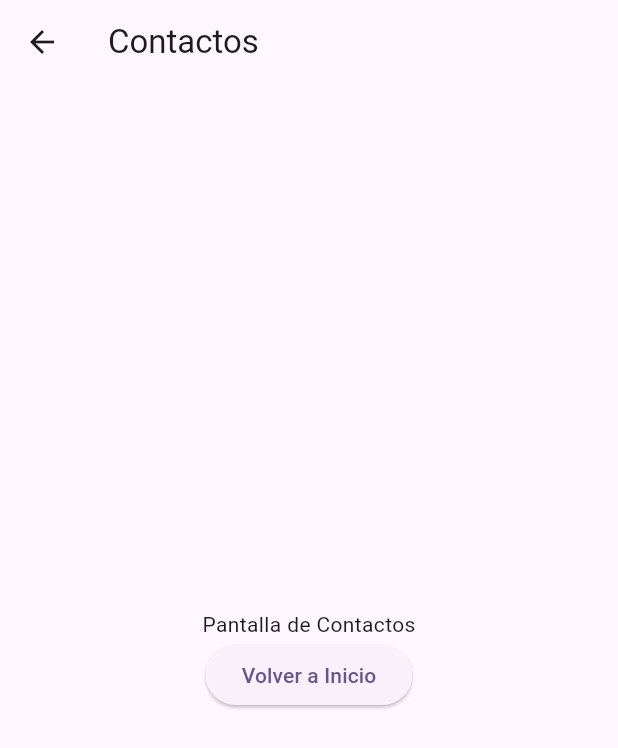
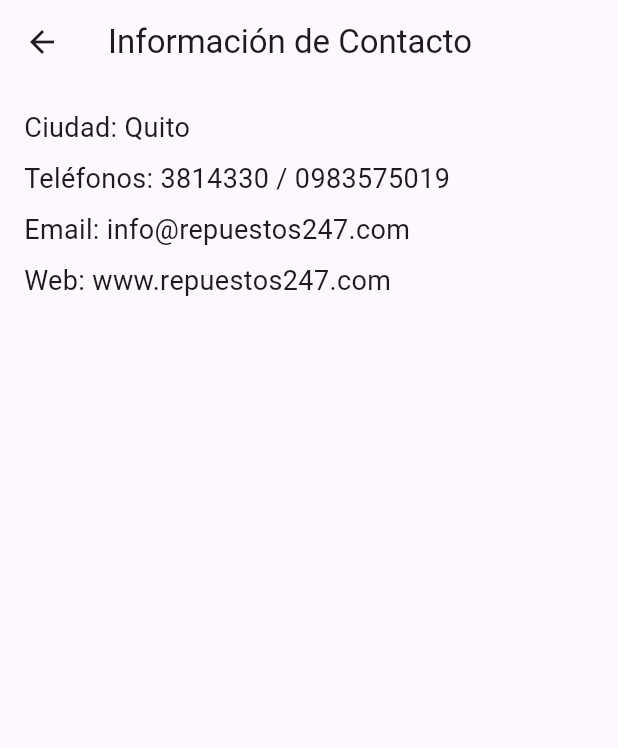
Before and after one commit to jhonmvr/repuestos247, a Flutter app: the ContactosScreen screen opened directly, on a phone screen of 412 x 824 dp. Shown: the top 748 px of the screen. Run offline on Flutter 3.47's test engine with Material 3 defaults, Android fonts, the phone set to English and light mode, and no system bars; our stand-ins replace flutter_svg.

Commit message:
detalle de contactanos

```diff
--- a/lib/src/pages/ContactosScreen.dart
+++ b/lib/src/pages/ContactosScreen.dart
@@ -5,18 +5,31 @@
   Widget build(BuildContext context) {
     return Scaffold(
       appBar: AppBar(
-        title: Text('Contactos'),
+        title: Text('Información de Contacto'),
       ),
-      body: Center(
+      body: Padding(
+        padding: const EdgeInsets.all(16.0),
         child: Column(
-          mainAxisAlignment: MainAxisAlignment.center,
-          children: [
-            Text('Pantalla de Contactos'),
-            ElevatedButton(
-              onPressed: () {
-                Navigator.pop(context);
-              },
-              child: Text('Volver a Inicio'),
+          crossAxisAlignment: CrossAxisAlignment.start,
+          children: <Widget>[
+            Text(
+              'Ciudad: Quito',
+              style: TextStyle(fontSize: 18),
+            ),
+            SizedBox(height: 8),
+            Text(
+              'Teléfonos: 3814330 / 0983575019',
+              style: TextStyle(fontSize: 18),
+            ),
+            SizedBox(height: 8),
+            Text(
+              'Email: info@repuestos247.com',
+              style: TextStyle(fontSize: 18),
+            ),
+            SizedBox(height: 8),
+            Text(
+              'Web: www.repuestos247.com',
+              style: TextStyle(fontSize: 18),
             ),
           ],
         ),
```
